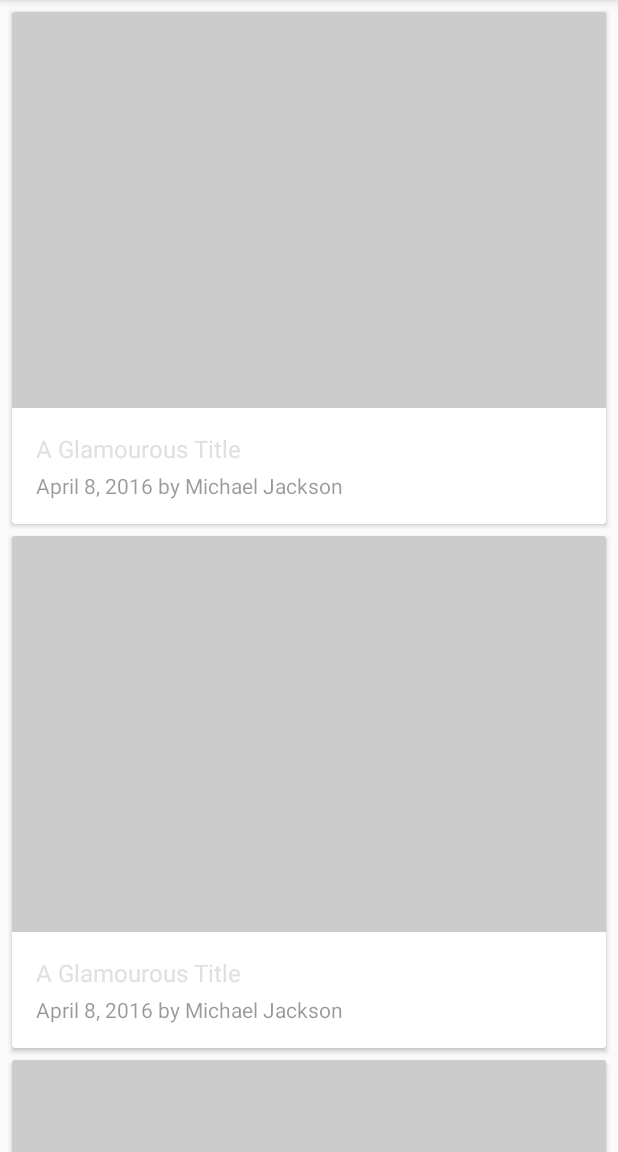
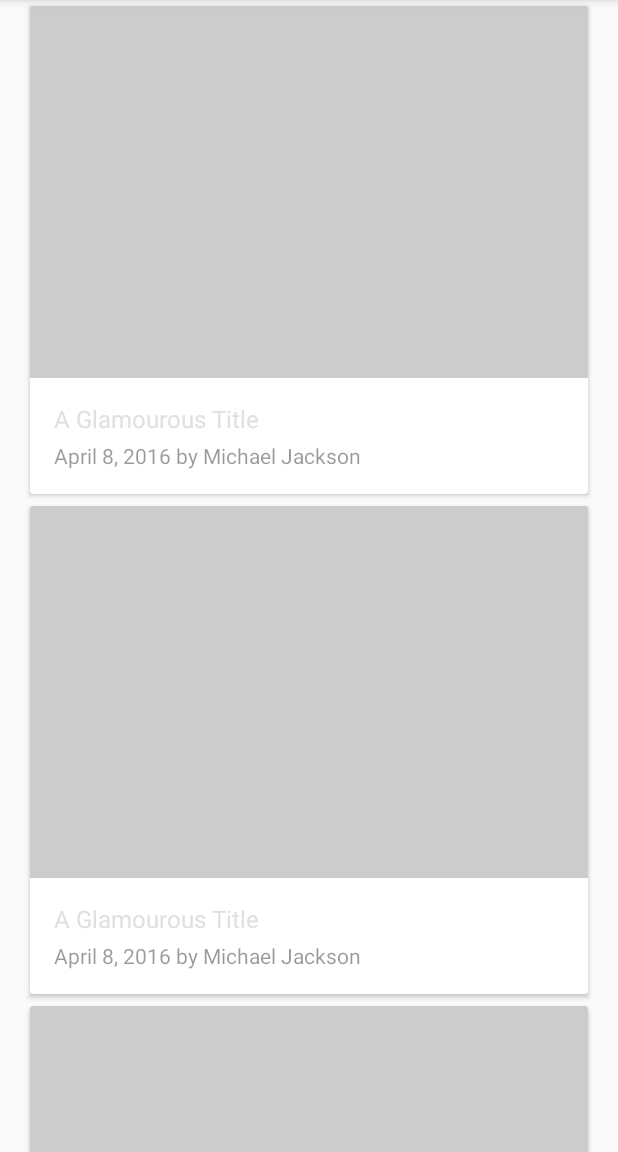
Before and after one commit to trllgrn/xyz-reader, an Android app: the layout activity_article_list.xml on its own in the app's theme, with its tools: preview values and no code run, on a phone screen of 412 x 824 dp, the part 84-1236 px from its top. Run offline under Robolectric (Android 15) with nearby library versions, the phone set to English and light mode, and no system bars.

Commit message:
Corrected FAB and CardView Margins according to Material spec

```diff
--- a/XYZReader/build.gradle
+++ b/XYZReader/build.gradle
@@ -4,7 +4,7 @@ buildscript {
         jcenter()
     }
     dependencies {
-        classpath 'com.android.tools.build:gradle:2.1.0-alpha5'
+        classpath 'com.android.tools.build:gradle:2.1.0-beta3'
     }
 }
 apply plugin: 'com.android.application'
--- a/XYZReader/src/main/res/layout/activity_article_list.xml
+++ b/XYZReader/src/main/res/layout/activity_article_list.xml
@@ -1,4 +1,5 @@
-<android.support.design.widget.CoordinatorLayout xmlns:android="http://schemas.android.com/apk/res/android"
+<android.support.design.widget.CoordinatorLayout
+    xmlns:android="http://schemas.android.com/apk/res/android"
     xmlns:app="http://schemas.android.com/apk/res-auto"
     xmlns:tools="http://schemas.android.com/tools"
     android:layout_width="match_parent"
@@ -18,10 +19,8 @@
         android:layout_height="match_parent"
         android:clipToPadding="false"
         android:scrollbarStyle="outsideOverlay"
-        android:paddingTop="4dp"
-        android:paddingLeft="@dimen/list_side_margin"
-        android:paddingRight="@dimen/list_side_margin"
-        android:paddingBottom="28dp"
+        android:paddingLeft="@dimen/screen_margin_material"
+        android:paddingRight="@dimen/screen_margin_material"
         tools:listitem="@layout/list_item_article"
         app:layout_behavior="@string/appbar_scrolling_view_behavior"/>
 
@@ -37,6 +36,7 @@
             app:theme="@style/ThemeOverlay.AppCompat.Dark.ActionBar"
             android:layout_width="match_parent"
             android:layout_height="?attr/actionBarSize"
+            android:elevation="8dp"
             app:layout_scrollFlags="scroll|enterAlways">
 
             <ImageView
--- a/XYZReader/src/main/res/layout/fragment_article_detail.xml
+++ b/XYZReader/src/main/res/layout/fragment_article_detail.xml
@@ -93,11 +93,13 @@
         </FrameLayout>
     </com.example.xyzreader.ui.ObservableScrollView>
 
-    <android.support.design.widget.FloatingActionButton android:id="@+id/share_fab"
+    <android.support.design.widget.FloatingActionButton
+        android:id="@+id/share_fab"
         android:layout_gravity="bottom|end"
         android:layout_width="wrap_content"
         android:layout_height="wrap_content"
         android:layout_margin="@dimen/fab_margin"
+        android:elevation="@dimen/fab_elevation"
         android:src="@drawable/ic_share"
         android:contentDescription="@string/action_share" />
 
```
Also changed, not shown: XYZReader/src/main/res/values-sw600dp/dimens.xml (+7 -0 lines), XYZReader/src/main/res/values/dimens.xml (+16 -2 lines), 1 other file.
